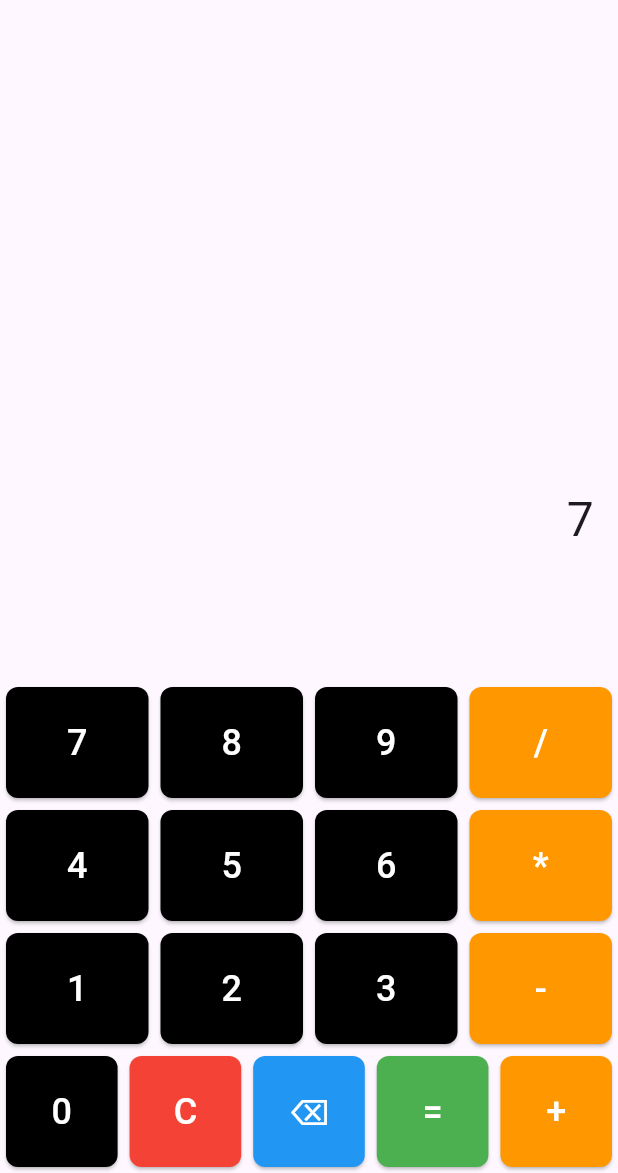
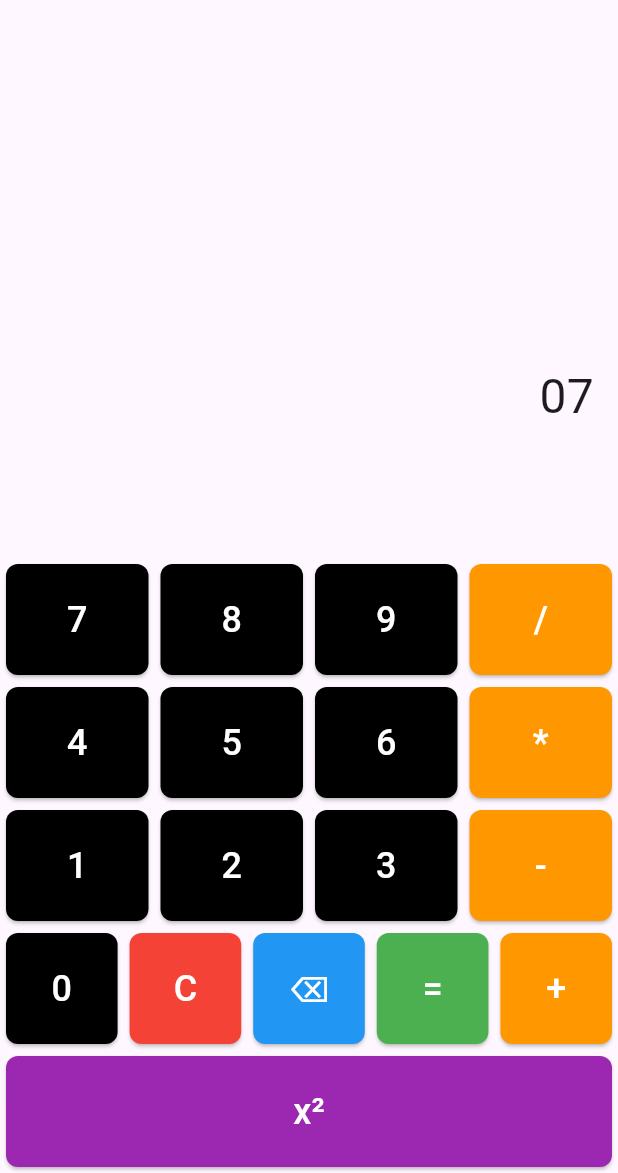
Before and after one commit to cquinn417/flutter-calculator, a Flutter app: the screen it shows after launch, after a tap on an icon or button, on a phone screen of 412 x 824 dp, the part 63-1236 px from its top. Run offline on Flutter 3.47's test engine with Material 3 defaults, Android fonts, the phone set to English and light mode, and no system bars; missing offline and left inert: expressions.

Commit message:
Added square button to the calc app

```diff
--- a/calcapp/lib/main.dart
+++ b/calcapp/lib/main.dart
@@ -45,6 +45,15 @@ class _CalculatorScreenState extends State<CalculatorScreen> {
         } catch (e) {
           _result = 'Error';
         }
+      } else if (text == 'x²') {
+        try {
+          final expression = Expression.parse(_expression);
+          final evaluator = const ExpressionEvaluator();
+          final result = evaluator.eval(expression, {});
+          _result = (result * result).toString();
+        } catch (e) {
+          _result = 'Error';
+        }
       } else {
         _expression += text;
       }
@@ -57,7 +66,8 @@ class _CalculatorScreenState extends State<CalculatorScreen> {
         margin: EdgeInsets.all(4),
         child: ElevatedButton(
           style: ElevatedButton.styleFrom(
-            padding: EdgeInsets.all(20), backgroundColor: color,
+            padding: EdgeInsets.all(20),
+            backgroundColor: color,
             shape: RoundedRectangleBorder(
               borderRadius: BorderRadius.circular(8),
             ),
@@ -135,6 +145,11 @@ class _CalculatorScreenState extends State<CalculatorScreen> {
                   _buildButton('+', color: Colors.orange),
                 ],
               ),
+              Row(
+                children: <Widget>[
+                  _buildButton('x²', color: Colors.purple),
+                ],
+              ),
             ],
           ),
         ],
--- a/calcapp/pubspec.yaml
+++ b/calcapp/pubspec.yaml
@@ -31,6 +31,8 @@ dependencies:
   flutter:
     sdk: flutter
   expressions: ^0.2.5
+
+  math_expressions: ^2.0.1
 
 
   # The following adds the Cupertino Icons font to your application.
```
Also changed, not shown: calcapp/pubspec.lock.
